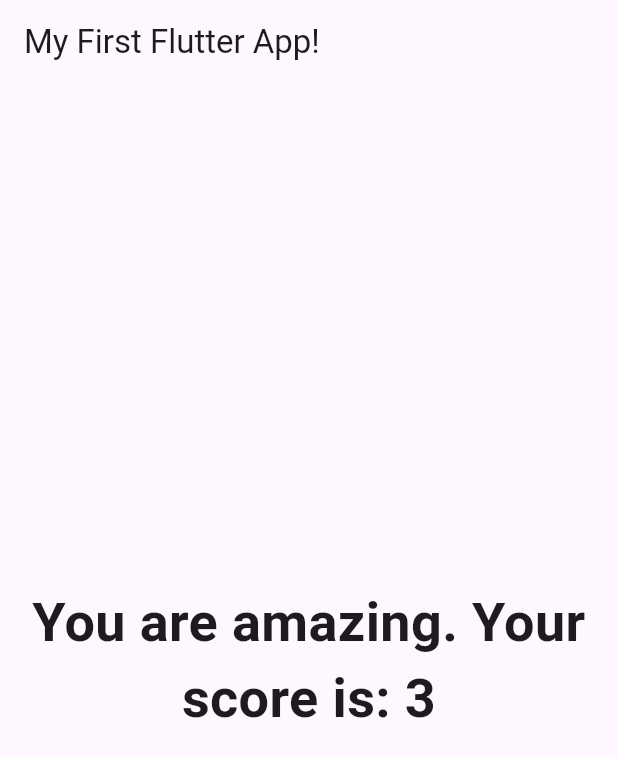
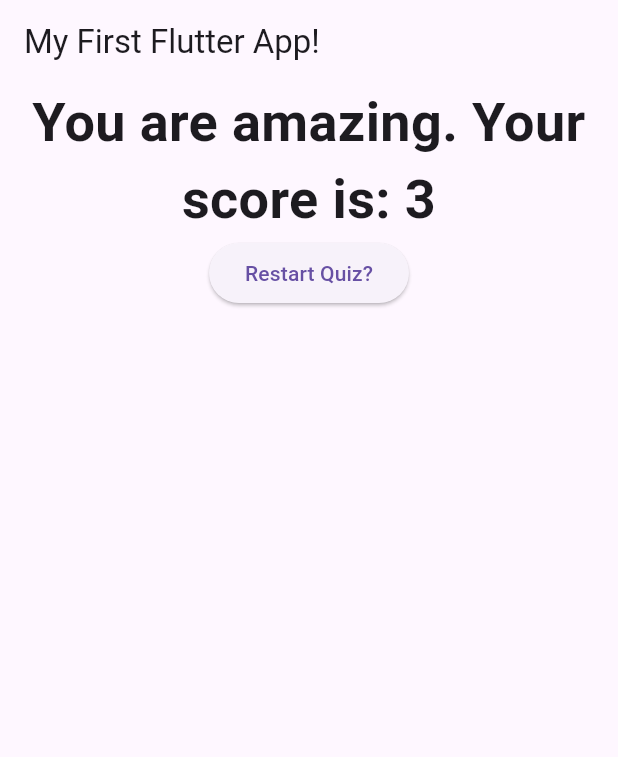
Before and after one commit to rasathelamedude/first-flutter-project, a Flutter app: the screen it shows after launch, after a tap on "White", after a tap on "Dog", on a phone screen of 412 x 824 dp. Shown: the top 757 px of the screen. Run offline on Flutter 3.47's test engine with Material 3 defaults, Android fonts, the phone set to English and light mode, and no system bars.

Commit message:
Add restart quiz button

```diff
--- a/lib/Result.dart
+++ b/lib/Result.dart
@@ -3,9 +3,10 @@ import 'package:flutter/material.dart';
 // ignore: must_be_immutable
 class Result extends StatelessWidget {
   final int? totalScore;
+  final VoidCallback? resetQuiz;
 
   // ignore: use_key_in_widget_constructors
-  const Result(this.totalScore);
+  const Result(this.totalScore, this.resetQuiz);
 
   String get resultPhrase {
     String? phrase;
@@ -22,10 +23,15 @@ class Result extends StatelessWidget {
   @override
   Widget build(BuildContext context) {
     return Center(
-      child: Text(
-        "$resultPhrase. Your score is: $totalScore",
-        style: TextStyle(fontSize: 36, fontWeight: FontWeight.bold),
-        textAlign: TextAlign.center,
+      child: Column(
+        children: [
+          Text(
+            "$resultPhrase. Your score is: $totalScore",
+            style: TextStyle(fontSize: 36, fontWeight: FontWeight.bold),
+            textAlign: TextAlign.center,
+          ),
+          ElevatedButton(onPressed: resetQuiz, child: Text("Restart Quiz?")),
+        ],
       ),
     );
   }
--- a/lib/main.dart
+++ b/lib/main.dart
@@ -49,6 +49,13 @@ class _MyAppState extends State<MyApp> {
     });
   }
 
+  void _resetQuiz() {
+    setState(() {
+      _questionIndex = 0;
+      _totalScore = 0;
+    });
+  }
+
   @override
   Widget build(BuildContext context) {
     return MaterialApp(
@@ -60,7 +67,7 @@ class _MyAppState extends State<MyApp> {
                 questionIndex: _questionIndex,
                 questions: _questions,
               )
-            : Result(_totalScore),
+            : Result(_totalScore, _resetQuiz),
       ),
     );
   }
```
